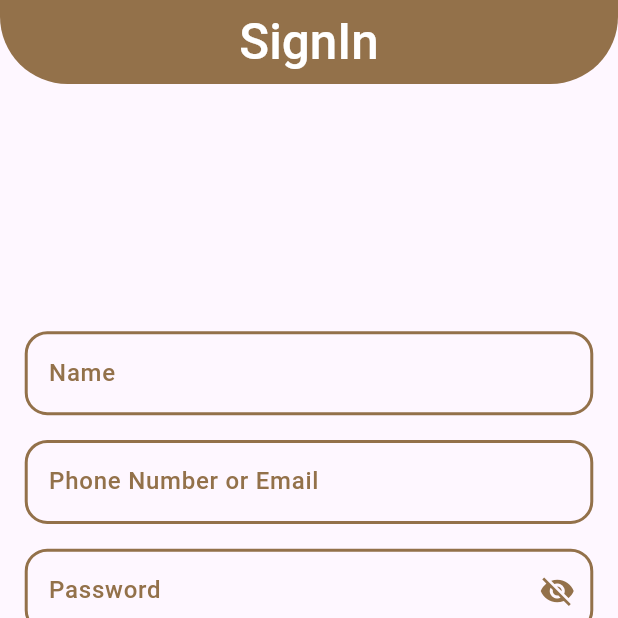
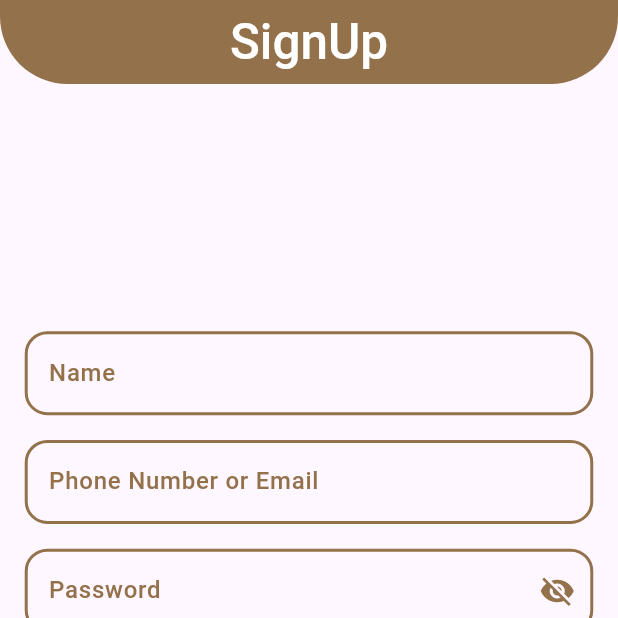
Before and after one commit to osos2511/SeatMe, a Flutter app: the SignUp screen opened by its route, on a phone screen of 412 x 824 dp, the top half of it. Run offline on Flutter 3.47's test engine with Material 3 defaults, Android fonts, the phone set to English and light mode, and no system bars; our stand-ins replace google_fonts; Roboto replaces fonts that are missing (Alexandria).

Commit message:
+signIn and signUp Ui

```diff
--- a/lib/presentation/screens/auth/sign_up.dart
+++ b/lib/presentation/screens/auth/sign_up.dart
@@ -36,7 +36,7 @@ class _SignUpState extends State<SignUp> {
 
     return Scaffold(
       appBar: customAppBar(
-        title: "SignIn",
+        title: "SignUp",
         screenWidth: MediaQuery.of(context).size.width,
       ),
       body: SingleChildScrollView(
```
